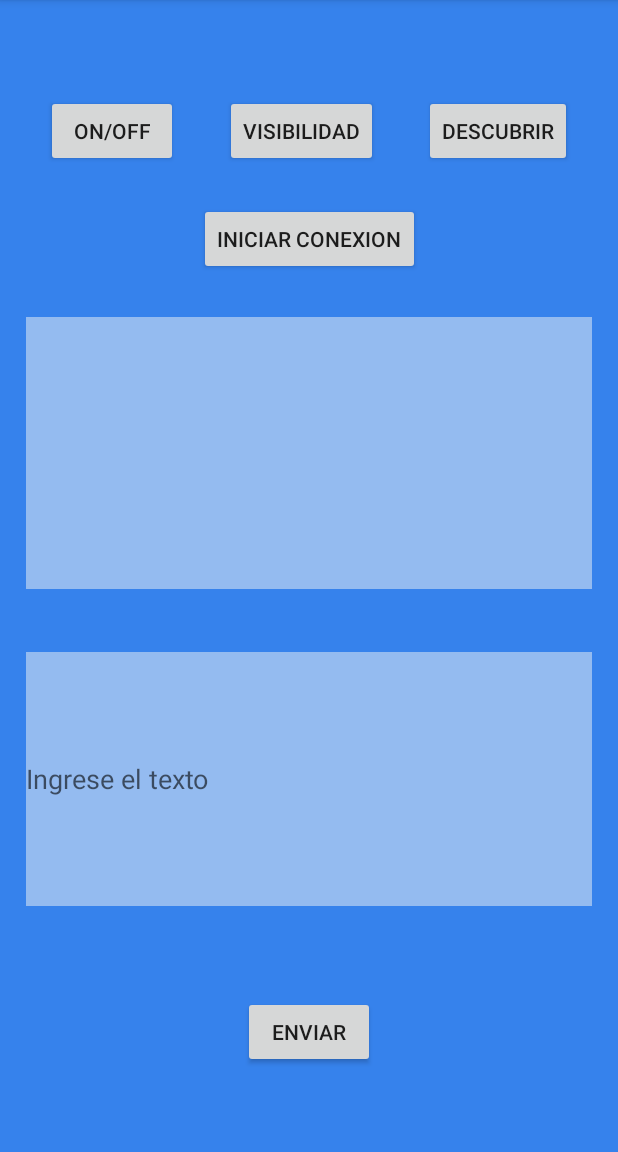
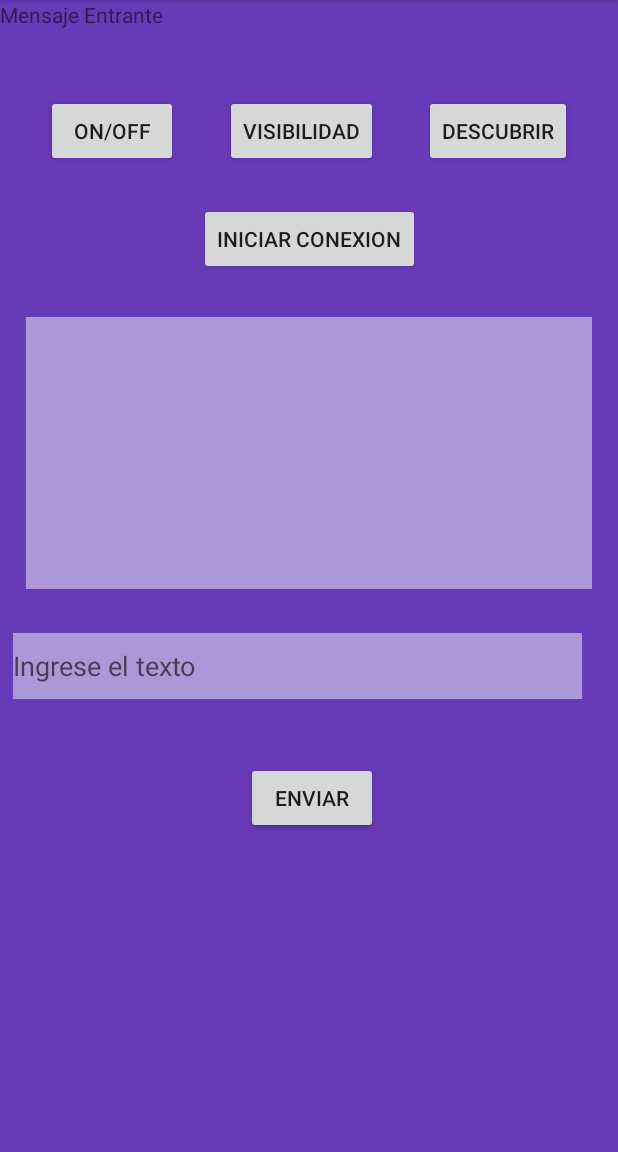
Before and after one commit to franciscoiarussi/Ingenieria, an Android app: the screen it shows after launch (MainActivity), on a phone screen of 412 x 824 dp, the part 84-1236 px from its top. Run offline under Robolectric (Android 15) with nearby library versions, the phone set to English and light mode, and no system bars.

Commit message:
Envio de mensajes

```diff
--- a/app/build.gradle
+++ b/app/build.gradle
@@ -28,6 +28,7 @@ dependencies {
 
     implementation 'androidx.appcompat:appcompat:1.1.0'
     implementation 'androidx.constraintlayout:constraintlayout:1.1.3'
+    implementation 'androidx.localbroadcastmanager:localbroadcastmanager:1.0.0'
     testImplementation 'junit:junit:4.12'
     androidTestImplementation 'androidx.test.ext:junit:1.1.1'
     androidTestImplementation 'androidx.test.espresso:espresso-core:3.2.0'
--- a/app/src/main/java/com/example/ingenieria/BluetoothConnectionService.java
+++ b/app/src/main/java/com/example/ingenieria/BluetoothConnectionService.java
@@ -6,7 +6,10 @@ import android.bluetooth.BluetoothDevice;
 import android.bluetooth.BluetoothServerSocket;
 import android.bluetooth.BluetoothSocket;
 import android.content.Context;
+import android.content.Intent;
 import android.util.Log;
+
+import androidx.localbroadcastmanager.content.LocalBroadcastManager;
 
 import java.io.IOException;
 import java.io.InputStream;
@@ -254,6 +257,12 @@ public class BluetoothConnectionService {
                     bytes = mmInStream.read(buffer);
                     String incomingMessage = new String(buffer, 0, bytes);
                     Log.d(TAG, "InputStream: " + incomingMessage);
+
+                    Intent incomingMessageIntent = new Intent("MensajeEntrante");
+                    incomingMessageIntent.putExtra("elMensaje",incomingMessage);
+                    LocalBroadcastManager.getInstance(mContext).sendBroadcast(incomingMessageIntent);
+
+
                 } catch (IOException e) {
                     Log.e(TAG, "write: Error reading Input Stream. " + e.getMessage() );
                     break;
--- a/app/src/main/java/com/example/ingenieria/MainActivity.java
+++ b/app/src/main/java/com/example/ingenieria/MainActivity.java
@@ -3,6 +3,7 @@ package com.example.ingenieria;
 import androidx.annotation.RequiresApi;
 import androidx.appcompat.app.AppCompatActivity;
 import androidx.core.app.NotificationCompatSideChannelService;
+import androidx.localbroadcastmanager.content.LocalBroadcastManager;
 
 import android.Manifest;
 import android.bluetooth.BluetoothAdapter;
@@ -21,6 +22,7 @@ import android.widget.Button;
 import android.widget.EditText;
 import android.widget.ListAdapter;
 import android.widget.ListView;
+import android.widget.TextView;
 
 import java.nio.charset.Charset;
 import java.util.ArrayList;
@@ -36,6 +38,8 @@ public class MainActivity extends AppCompatActivity implements AdapterView.OnIte
     ListView lvNewDevices;
     Button btnDescubrir;
     Button btnSend;
+    TextView incomingMessage;
+    StringBuilder messages;
     Button btnStartConnection;
     EditText editText;
     BluetoothConnectionService mBluetoothConnection;
@@ -135,6 +139,16 @@ public class MainActivity extends AppCompatActivity implements AdapterView.OnIte
         }
     };
 
+    private BroadcastReceiver mReceiver = new BroadcastReceiver() {
+        @Override
+        public void onReceive(Context context, Intent intent) {
+            String text=intent.getStringExtra("elMensaje");
+
+            messages.append(text="\n");
+            incomingMessage.setText(messages);
+        }
+    };
+
     @Override
     protected void onCreate(Bundle savedInstanceState) {
         super.onCreate(savedInstanceState);
@@ -151,6 +165,10 @@ public class MainActivity extends AppCompatActivity implements AdapterView.OnIte
 
         btnStartConnection = (Button) findViewById(R.id.btnStartConnection);
         btnSend = (Button) findViewById(R.id.btnSend);
+        incomingMessage=(TextView)findViewById(R.id.MensajeEntrante);
+        messages = new StringBuilder();
+        LocalBroadcastManager.getInstance(this).registerReceiver(mReceiver,  new IntentFilter("MensajeEntrante"));
+
         editText = (EditText) findViewById(R.id.editText);
 
         lvNewDevices.setOnItemClickListener(MainActivity.this);
@@ -219,6 +237,7 @@ public class MainActivity extends AppCompatActivity implements AdapterView.OnIte
             public void onClick(View view) {
                 byte[] bytes = editText.getText().toString().getBytes(Charset.defaultCharset());
                 mBluetoothConnection.write(bytes);
+                editText.setText("");
             }
         });
     }
--- a/app/src/main/res/layout/activity_main.xml
+++ b/app/src/main/res/layout/activity_main.xml
@@ -4,7 +4,7 @@
     xmlns:tools="http://schemas.android.com/tools"
     android:layout_width="match_parent"
     android:layout_height="match_parent"
-    android:background="#3682EC"
+    android:background="#673AB7"
     tools:context=".MainActivity">
 
 
@@ -78,6 +78,7 @@
 
     </ListView>
 
+
     <Button
         android:id="@+id/btnSend"
         android:layout_width="wrap_content"
@@ -87,16 +88,17 @@
         android:layout_marginLeft="160dp"
         android:layout_marginEnd="160dp"
         android:layout_marginRight="160dp"
-        android:layout_marginBottom="56dp"
+        android:layout_marginBottom="212dp"
         android:text="@string/enviar"
         app:layout_constraintBottom_toBottomOf="parent"
         app:layout_constraintEnd_toEndOf="parent"
+        app:layout_constraintHorizontal_bias="1.0"
         app:layout_constraintStart_toStartOf="parent" />
 
     <EditText
         android:id="@+id/editText"
-        android:layout_width="377dp"
-        android:layout_height="169dp"
+        android:layout_width="379dp"
+        android:layout_height="44dp"
         android:layout_below="@id/btnSend"
         android:layout_marginStart="8dp"
         android:layout_marginLeft="8dp"
@@ -109,9 +111,10 @@
         android:inputType="text"
         app:layout_constraintBottom_toTopOf="@+id/btnSend"
         app:layout_constraintEnd_toEndOf="parent"
+        app:layout_constraintHorizontal_bias="0.054"
         app:layout_constraintStart_toStartOf="parent"
         app:layout_constraintTop_toBottomOf="@+id/lvNewDevices"
-        app:layout_constraintVertical_bias="0.193" />
+        app:layout_constraintVertical_bias="0.028" />
 
     <Button
         android:id="@+id/btnStartConnection"
@@ -128,5 +131,14 @@
         app:layout_constraintTop_toBottomOf="@+id/btnVisibilidad"
         app:layout_constraintVertical_bias="0.461" />
 
+    <TextView
+        android:id="@+id/MensajeEntrante"
+        android:layout_width="379dp"
+        android:layout_height="33dp"
+        android:text="Mensaje Entrante"
+        tools:layout_editor_absoluteX="20dp"
+        tools:layout_editor_absoluteY="540dp"
+        tools:ignore="MissingConstraints" />
+
 
 </androidx.constraintlayout.widget.ConstraintLayout>
```
